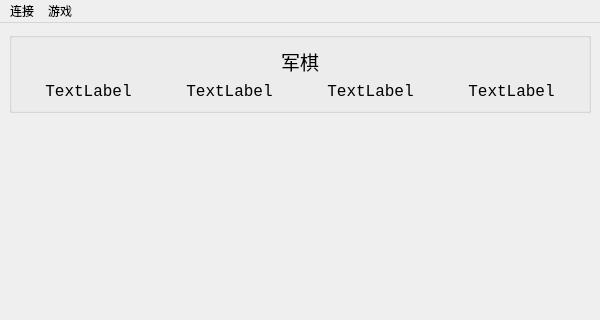
Qt form src/mainwindow.ui (Centaurus99/ArmyChess) before a commit; both pictures show x 0 to 600 and y 0 to 320 of the 600 by 800 pixel window.
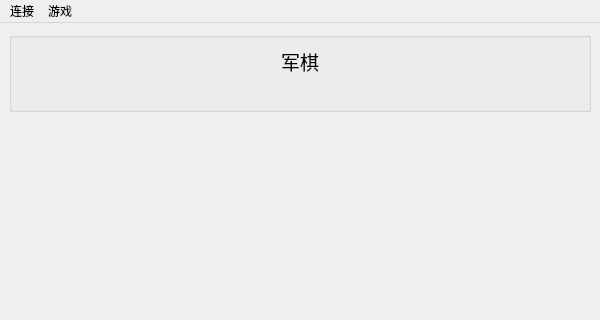
The same form after that commit. Icons and pictures are not drawn.

Patch:
```diff
--- a/src/mainwindow.ui
+++ b/src/mainwindow.ui
@@ -66,7 +66,7 @@
             </font>
            </property>
            <property name="text">
-            <string>TextLabel</string>
+            <string/>
            </property>
            <property name="alignment">
             <set>Qt::AlignCenter</set>
@@ -88,7 +88,7 @@
             </font>
            </property>
            <property name="text">
-            <string>TextLabel</string>
+            <string/>
            </property>
            <property name="alignment">
             <set>Qt::AlignCenter</set>
@@ -110,7 +110,7 @@
             </font>
            </property>
            <property name="text">
-            <string>TextLabel</string>
+            <string/>
            </property>
            <property name="alignment">
             <set>Qt::AlignCenter</set>
@@ -132,7 +132,7 @@
             </font>
            </property>
            <property name="text">
-            <string>TextLabel</string>
+            <string/>
            </property>
            <property name="alignment">
             <set>Qt::AlignCenter</set>
```
Left out of the diff: 5 changed lines with no effect on the pictures.
